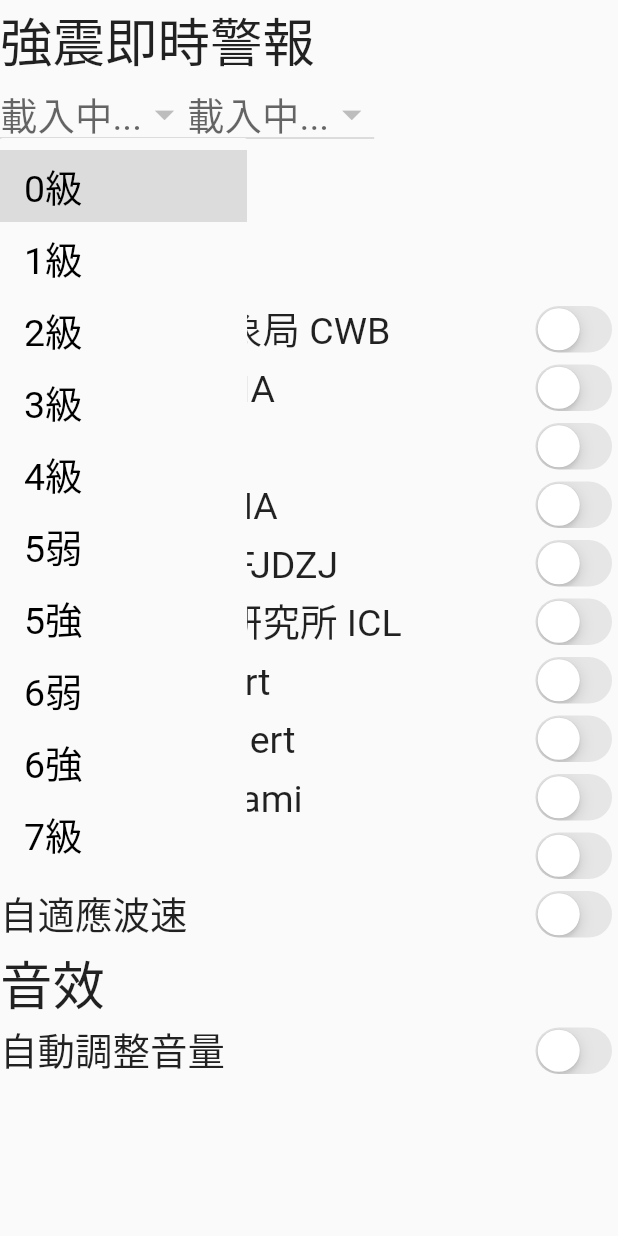
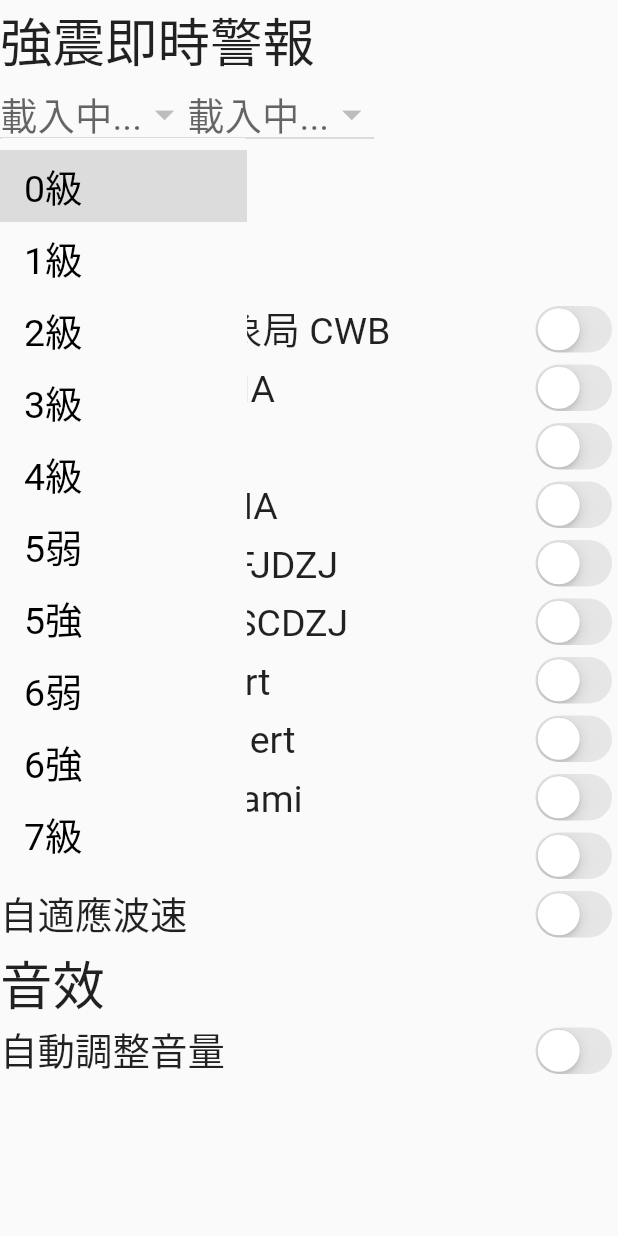
Before and after one commit to ExpTechTW/TREM-Pocket, a Flutter app: the SetPage screen opened directly, after a tap on "載入中...", on a phone screen of 412 x 824 dp. Run offline on Flutter 3.47's test engine with Material 2 defaults, Android fonts, the light colour scheme and no system bars; our stand-ins replace audioplayers, firebase_core, firebase_messaging, hive, hive_flutter, loggy; missing offline and left inert: clipboard, flutter_background_service, flutter_background_service_android, flutter_loggy, perfect_volume_control; accounts and stored records are empty; network calls fail.

Commit message:
fix: Crash

```diff
--- a/lib/core/foreground.dart
+++ b/lib/core/foreground.dart
@@ -131,7 +131,7 @@ void onStart(ServiceInstance service) async {
         PlayAudio("audios/1/intensity.wav");
       }
       if (int.parse(s.toString().replaceAll("-", "").replaceAll("+", "")) >=
-          4) {
+          5) {
         for (var i = 0; i < 5; i++) {
           PlayAudio("audios/Alert.wav");
         }
--- a/lib/main.dart
+++ b/lib/main.dart
@@ -53,7 +53,7 @@ Future<void> main() async {
   if (config.get('init') == null) {
     config.put('init', true);
     config.put('CWB_EEW', true);
-    config.put('ICL_EEW', true);
+    config.put('SCDZJ_EEW', true);
     config.put('JMA_EEW', true);
     config.put('Palert', true);
     config.put('Report', true);
@@ -66,7 +66,7 @@ Future<void> main() async {
     config.put('wave', true);
     config.put('intensity', "0級");
     await FirebaseMessaging.instance.subscribeToTopic("CWB_EEW");
-    await FirebaseMessaging.instance.subscribeToTopic("ICL_EEW");
+    await FirebaseMessaging.instance.subscribeToTopic("SCDZJ_EEW");
     await FirebaseMessaging.instance.subscribeToTopic("JMA_EEW");
     await FirebaseMessaging.instance.subscribeToTopic("Palert");
     await FirebaseMessaging.instance.subscribeToTopic("Report");
--- a/lib/ui/eew.dart
+++ b/lib/ui/eew.dart
@@ -1,15 +1,4 @@
-import 'dart:async';
-import 'dart:convert';
-
 import 'package:flutter/material.dart';
-import 'package:flutter_map/flutter_map.dart';
-import 'package:latlong2/latlong.dart';
-
-import '../core/network.dart';
-
-double TN = 0;
-int Start = 0;
-List<CircleMarker> CircleD = [];
 
 class EEWPage extends StatefulWidget {
   const EEWPage({Key? key}) : super(key: key);
@@ -19,76 +8,11 @@ class EEWPage extends StatefulWidget {
 }
 
 class _EEWPage extends State<EEWPage> {
-  TIME() async {
-    var Now = DateTime.now().millisecondsSinceEpoch;
-    var data = jsonDecode(await Get("https://exptech.com.tw/get?Function=NTP"));
-    TN = data["Full"] + (DateTime.now().millisecondsSinceEpoch - Now) / 2;
-  }
-
-  @override
-  void initState() {
-    Start = 0;
-    setState(() {});
-    super.initState();
-  }
-
-  @override
-  void dispose() {
-    Start = 1;
-    super.dispose();
-  }
-
   @override
   Widget build(BuildContext context) {
-    WidgetsBinding.instance.addPostFrameCallback((_) async {
-      var timerT;
-      timerT ??= Timer.periodic(const Duration(milliseconds: 1000), (timer) async {
-              print(1);
-              if (Start == 1) timerT.cancel();
-              var data =
-              jsonDecode(await Get("https://exptech.com.tw/get?Function=EEWT"));
-              await TIME();
-              if (TN - data["TimeStamp"] < 240000) {
-                CircleD = [];
-                CircleD.add(
-                  CircleMarker(
-                      point: LatLng(
-                          double.parse(data["NorthLatitude"].toString()),
-                          double.parse(data["EastLongitude"].toString())),
-                      color: Colors.blue.withOpacity(0),
-                      borderStrokeWidth: 1,
-                      radius: ((TN - data["Time"]) / 1000) * 6.5),
-                );
-                CircleD.add(
-                  CircleMarker(
-                      point: LatLng(
-                          double.parse(data["NorthLatitude"].toString()),
-                          double.parse(data["EastLongitude"].toString())),
-                      color: Colors.red.withOpacity(0.1),
-                      borderStrokeWidth: 1,
-                      radius: ((TN - data["Time"]) / 1000) * 3.5),
-                );
-                setState(() {});
-              } else if (CircleD.isNotEmpty) {
-                CircleD = [];
-                setState(() {});
-              }
-            });
-    });
-    return FlutterMap(
-      options: MapOptions(
-        center: LatLng(23.608428, 120.799168),
-        zoom: 7.5,
-      ),
-      layers: [
-        TileLayerOptions(
-          urlTemplate:
-              "https://api.mapbox.com/styles/v1/mapbox/dark-v10/tiles/{z}/{x}/{y}?access_token=pk.eyJ1IjoibWFwYm94IiwiYSI6ImNpejY4NXVycTA2emYycXBndHRqcmZ3N3gifQ.rJcFIG214AriISLbB6B5aw",
-        ),
-        CircleLayerOptions(
-          circles: CircleD,
-        ),
-      ],
+    WidgetsBinding.instance.addPostFrameCallback((_) async {});
+    return const Scaffold(
+      body: Text("123"),
     );
   }
 }
--- a/lib/ui/home.dart
+++ b/lib/ui/home.dart
@@ -104,6 +104,9 @@ class _HomePage extends State<HomePage> {
               ),
             ),
           );
+          if (!mounted) {
+            return;
+          }
           setState(() {});
         }
       }
--- a/lib/ui/setting.dart
+++ b/lib/ui/setting.dart
@@ -27,7 +27,7 @@ class _SetPage extends State<SetPage> {
   bool _NIED = false;
   bool _Palert = false;
   bool _Report = false;
-  bool _ICL = false;
+  bool _SCDZJ = false;
   bool _Tsunami = false;
   bool _setVolume = false;
   bool _site = false;
@@ -83,8 +83,8 @@ class _SetPage extends State<SetPage> {
       if (config.get('JMA_EEW')) {
         _JMA = true;
       }
-      if (config.get('ICL_EEW')) {
-        _ICL = true;
+      if (config.get('SCDZJ_EEW')) {
+        _SCDZJ = true;
       }
       if (config.get('KMA_EEW')) {
         _KMA = true;
@@ -147,6 +147,9 @@ class _SetPage extends State<SetPage> {
       config.put("lat", Data[city][town][1]);
       config.put("long", Data[city][town][2]);
       config.put("site", Data[city][town][3]);
+      if (!mounted) {
+        return;
+      }
       setState(() {});
     });
     return Scaffold(
@@ -357,7 +360,7 @@ class _SetPage extends State<SetPage> {
             crossAxisAlignment: CrossAxisAlignment.start,
             children: [
               const Text(
-                "成都高新減災研究所 ICL",
+                "四川省地震局 SCDZJ",
                 style: TextStyle(
                   fontSize: 25,
                 ),
@@ -367,9 +370,9 @@ class _SetPage extends State<SetPage> {
                 mainAxisAlignment: MainAxisAlignment.end,
                 children: [
                   CupertinoSwitch(
-                      value: _ICL,
+                      value: _SCDZJ,
                       onChanged: (bool value) =>
-                          {_ICL = value, _Switch(value, "ICL_EEW")})
+                          {_SCDZJ = value, _Switch(value, "SCDZJ_EEW")})
                 ],
               ))
             ],
```
Also changed, not shown: lib/ui/initialization.dart (+3 -4 lines), pubspec.lock.
